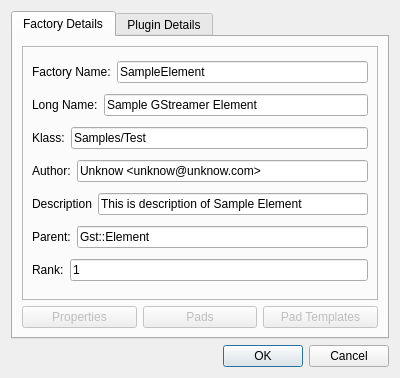
Above: src/gui/ui_files/PluginWizzardDialog.ui from loganek/gst-creator before the change. Below: the same form after it.
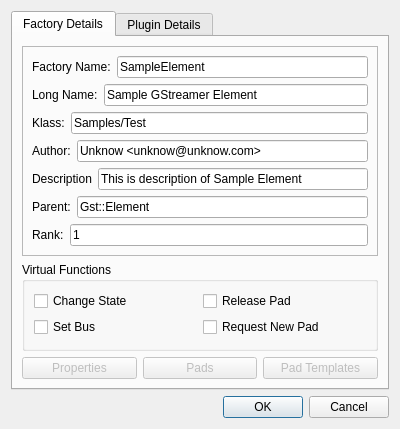
That is the form after the change. The open tabs and pages were chosen to show the change.

Commit message: added some virtual methods to a wizard

What changed in the file:
```diff
--- a/src/gui/ui_files/PluginWizzardDialog.ui
+++ b/src/gui/ui_files/PluginWizzardDialog.ui
@@ -173,6 +173,49 @@
         </widget>
        </item>
        <item>
+        <layout class="QVBoxLayout" name="verticalLayout_2">
+         <item>
+          <layout class="QHBoxLayout" name="horizontalLayout_4">
+           <item>
+            <widget class="QGroupBox" name="groupBox">
+             <property name="title">
+              <string>Virtual Functions</string>
+             </property>
+             <layout class="QGridLayout" name="gridLayout_2">
+              <item row="2" column="1">
+               <widget class="QCheckBox" name="virtualRequestNewPadCheckBox">
+                <property name="text">
+                 <string>Request New Pad</string>
+                </property>
+               </widget>
+              </item>
+              <item row="2" column="0">
+               <widget class="QCheckBox" name="virtualSetBusCheckbox">
+                <property name="text">
+                 <string>Set Bus</string>
+                </property>
+               </widget>
+              </item>
+              <item row="1" column="1">
+               <widget class="QCheckBox" name="virtualReleasePadCheckBox">
+                <property name="text">
+                 <string>Release Pad</string>
+                </property>
+               </widget>
+              </item>
+              <item row="1" column="0">
+               <widget class="QCheckBox" name="virtualChangeStateCheckBox">
+                <property name="text">
+                 <string>Change State</string>
+                </property>
+               </widget>
+              </item>
+             </layout>
+            </widget>
+           </item>
+          </layout>
+         </item>
+         <item>
         <layout class="QHBoxLayout" name="horizontalLayout">
          <item>
           <widget class="QPushButton" name="propertiesPushButton">
@@ -207,6 +250,8 @@
         </layout>
        </item>
       </layout>
+       </item>
+      </layout>
      </widget>
      <widget class="QWidget" name="tab">
       <attribute name="title">
```
Left out of the diff: 22 changed lines with no effect on the pictures. Lines whose indentation alone changed are shown as unchanged. The commit also changes 3 other files.
